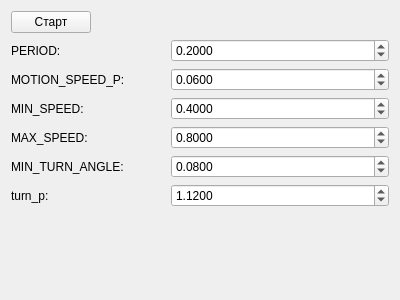
This is python/alg_controls.ui in AlexLexx706/robocar as Qt 5 draws it before an edit. The edited form follows.
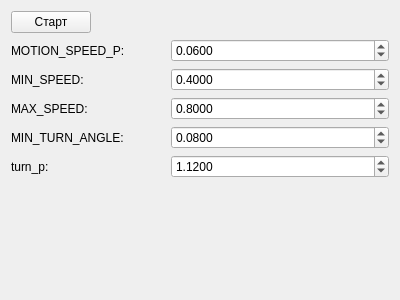
This is the edited form.

Patch:
```diff
--- a/python/alg_controls.ui
+++ b/python/alg_controls.ui
@@ -14,14 +14,14 @@
    <string>Form</string>
   </property>
   <layout class="QGridLayout" name="gridLayout">
-   <item row="3" column="0" colspan="2">
+   <item row="2" column="0" colspan="2">
     <widget class="QLabel" name="label_29">
      <property name="text">
       <string>MIN_SPEED:</string>
      </property>
     </widget>
    </item>
-   <item row="4" column="2">
+   <item row="3" column="2">
     <widget class="QDoubleSpinBox" name="doubleSpinBox_MAX_SPEED">
      <property name="decimals">
       <number>4</number>
@@ -34,14 +34,7 @@
      </property>
     </widget>
    </item>
-   <item row="1" column="0" colspan="2">
-    <widget class="QLabel" name="label_32">
-     <property name="text">
-      <string>PERIOD:</string>
-     </property>
-    </widget>
-   </item>
-   <item row="6" column="2">
+   <item row="5" column="2">
     <widget class="QDoubleSpinBox" name="doubleSpinBox_MIN_TURN_ANGLE">
      <property name="decimals">
       <number>4</number>
@@ -54,7 +47,7 @@
      </property>
     </widget>
    </item>
-   <item row="3" column="2">
+   <item row="2" column="2">
     <widget class="QDoubleSpinBox" name="doubleSpinBox_MIN_SPEED">
      <property name="decimals">
       <number>4</number>
@@ -67,7 +60,7 @@
      </property>
     </widget>
    </item>
-   <item row="2" column="2">
+   <item row="1" column="2">
     <widget class="QDoubleSpinBox" name="doubleSpinBox_MOTION_SPEED_P">
      <property name="decimals">
       <number>4</number>
@@ -80,41 +73,28 @@
      </property>
     </widget>
    </item>
-   <item row="4" column="0">
+   <item row="3" column="0">
     <widget class="QLabel" name="label_30">
      <property name="text">
       <string>MAX_SPEED:</string>
      </property>
     </widget>
    </item>
-   <item row="2" column="0" colspan="2">
+   <item row="1" column="0" colspan="2">
     <widget class="QLabel" name="label_28">
      <property name="text">
       <string>MOTION_SPEED_P:</string>
      </property>
     </widget>
    </item>
-   <item row="6" column="0" colspan="2">
+   <item row="5" column="0" colspan="2">
     <widget class="QLabel" name="label_31">
      <property name="text">
       <string>MIN_TURN_ANGLE:</string>
      </property>
     </widget>
    </item>
-   <item row="1" column="2">
-    <widget class="QDoubleSpinBox" name="doubleSpinBox_period">
-     <property name="decimals">
-      <number>4</number>
-     </property>
-     <property name="singleStep">
-      <double>0.010000000000000</double>
-     </property>
-     <property name="value">
-      <double>0.200000000000000</double>
-     </property>
-    </widget>
-   </item>
-   <item row="8" column="2">
+   <item row="7" column="2">
     <spacer name="verticalSpacer_2">
      <property name="orientation">
       <enum>Qt::Vertical</enum>
@@ -134,14 +114,14 @@
      </property>
     </widget>
    </item>
-   <item row="7" column="0">
+   <item row="6" column="0">
     <widget class="QLabel" name="label_33">
      <property name="text">
       <string>turn_p:</string>
      </property>
     </widget>
    </item>
-   <item row="7" column="2">
+   <item row="6" column="2">
     <widget class="QDoubleSpinBox" name="doubleSpinBox_turn_p">
      <property name="decimals">
       <number>4</number>
```
